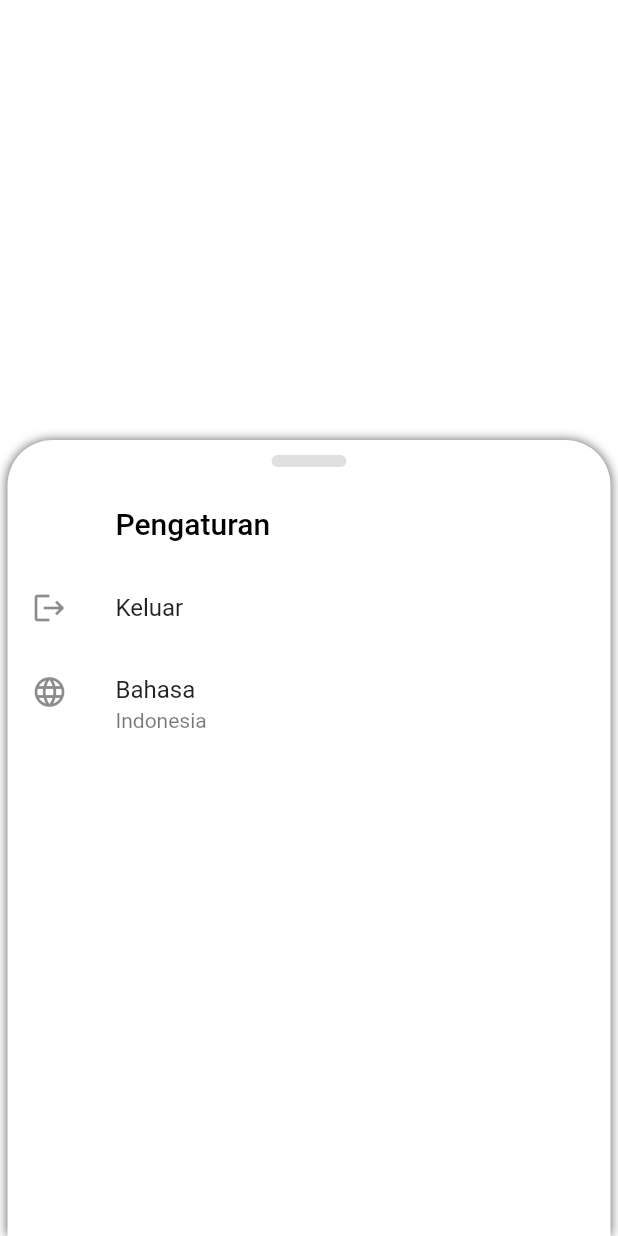
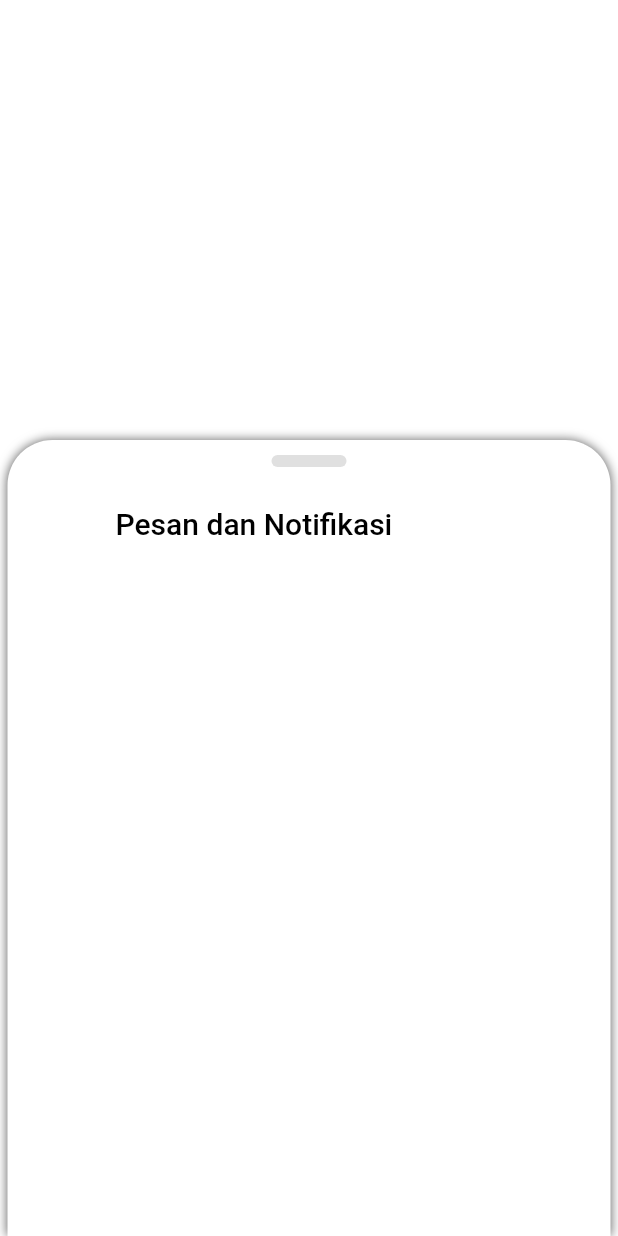
Before and after one commit to qisashasanudin/bangunin_id, a Flutter app: the SettingsTab screen opened by its route, on a phone screen of 412 x 824 dp. Run offline on Flutter 3.47's test engine with Material 2 defaults, Android fonts, the phone set to English and light mode, and no system bars; our stand-ins replace cloud_firestore, firebase_auth, firebase_core, firebase_storage, flutter_spinkit, fluttertoast and 4 more; accounts and stored records are empty; network calls fail.

Commit message:
hapus settings

```diff
--- a/lib/screens/mainmenu/settings/tab_settings.dart
+++ b/lib/screens/mainmenu/settings/tab_settings.dart
@@ -19,29 +19,13 @@ class _SettingsTabState extends State<SettingsTab> {
     return SlideUpPanel(
       children: [
         CustomAppBar(
-          title: 'Pengaturan',
+          title: 'Pesan dan Notifikasi',
         ),
-        signOutButton(),
-        language(),
         // widget-widget lain dimasukkan di sini
       ],
     );
   }
   //========================= main function =========================
-
-  ListTile signOutButton() {
-    return ListTile(
-      leading: Icon(Icons.logout),
-      title: Text('Keluar'),
-      onTap: () async {
-        final action = await PopUpDialog.yesNoDialog(context,
-            'Keluar dari Bangunin.id', 'Apakah anda yakin ingin keluar?');
-        if (action == DialogAction.yes) {
-          await _auth.signOut();
-        }
-      },
-    );
-  }
 
   ListTile language() {
     return ListTile(
```
